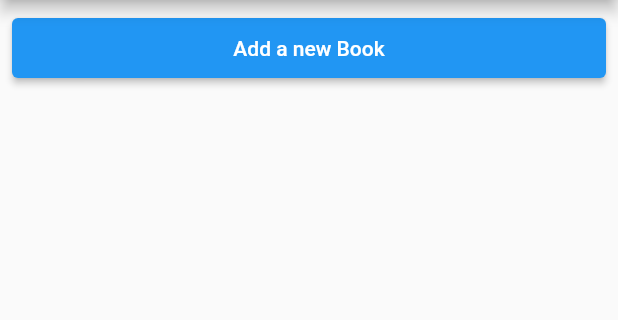
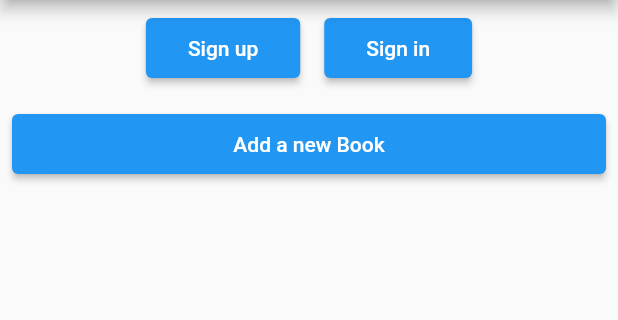
Before and after one commit to JoinCODED/Demo-Flutter-Api-BooksApp, a Flutter app: the screen it shows after launch, on a phone screen of 412 x 824 dp, the part 84-404 px from its top. Run offline on Flutter 3.47's test engine with Material 2 defaults, Android fonts, the phone set to English and light mode, and no system bars; our stand-ins replace dio, go_router, image_picker, shared_preferences; missing offline and left inert: jwt_decode; accounts and stored records are empty; network calls fail.

Commit message:
waiting for BE fix

```diff
--- a/books_app/lib/main.dart
+++ b/books_app/lib/main.dart
@@ -1,18 +1,22 @@
 import 'package:books_app/pages/add_page.dart';
 import 'package:books_app/pages/home_page.dart';
+import 'package:books_app/pages/signin_page.dart';
+import 'package:books_app/pages/signup_page.dart';
 import 'package:books_app/pages/update_page.dart';
 import 'package:books_app/providers/books_provider.dart';
+import 'package:books_app/providers/user_provider.dart';
 import 'package:flutter/material.dart';
 import 'package:go_router/go_router.dart';
 import 'package:provider/provider.dart';
 
 void main() {
-  runApp(
-    ChangeNotifierProvider(
-      create: (context) => BooksProvider(),
-      child: MyApp(),
-    ),
-  );
+  runApp(MultiProvider(
+    providers: [
+      ChangeNotifierProvider<BooksProvider>(create: (_) => BooksProvider()),
+      ChangeNotifierProvider<UserProvider>(create: (_) => UserProvider()),
+    ],
+    child: MyApp(),
+  ));
 }
 
 class MyApp extends StatelessWidget {
@@ -36,6 +40,14 @@ class MyApp extends StatelessWidget {
         builder: (context, state) => AddPage(),
       ),
       GoRoute(
+        path: '/signup',
+        builder: (context, state) => SignupPage(),
+      ),
+      GoRoute(
+        path: '/signin',
+        builder: (context, state) => SigninPage(),
+      ),
+      GoRoute(
         path: '/update/:bookId',
         builder: (context, state) {
           final book = Provider.of<BooksProvider>(context).books.firstWhere(
--- /dev/null
+++ b/books_app/lib/models/user.dart
@@ -0,0 +1,20 @@
+import 'package:json_annotation/json_annotation.dart';
+
+part 'user.g.dart';
+
+@JsonSerializable()
+class User {
+  int? id;
+  String username;
+  String? password;
+
+  User({
+    this.id,
+    required this.username,
+    this.password,
+  });
+
+  factory User.fromJson(Map<String, dynamic> json) => _$UserFromJson(json);
+
+  Map<String, dynamic> toJson() => _$UserToJson(this);
+}
--- a/books_app/lib/pages/home_page.dart
+++ b/books_app/lib/pages/home_page.dart
@@ -1,4 +1,5 @@
 import 'package:books_app/providers/books_provider.dart';
+import 'package:books_app/providers/user_provider.dart';
 import 'package:books_app/widgets/book_card.dart';
 import 'package:flutter/material.dart';
 import 'package:go_router/go_router.dart';
@@ -14,9 +15,53 @@ class HomePage extends StatelessWidget {
         title: const Text("Book Store"),
       ),
       body: SingleChildScrollView(
-        child: Column(
+          child: Consumer<UserProvider>(
+        builder: (context, userProvider, child) => Column(
           crossAxisAlignment: CrossAxisAlignment.stretch,
           children: [
+            userProvider.isAuths
+                ? Padding(
+                    padding: const EdgeInsets.all(8.0),
+                    child: ElevatedButton(
+                      onPressed: () {
+                        userProvider.logout();
+                      },
+                      child: Padding(
+                        padding: EdgeInsets.all(12.0),
+                        //${userProvider.user.username}
+                        child: Text("LOGOUT "),
+                      ),
+                    ),
+                  )
+                : Row(
+                    mainAxisAlignment: MainAxisAlignment.center,
+                    children: [
+                      Padding(
+                        padding: const EdgeInsets.all(8.0),
+                        child: ElevatedButton(
+                          onPressed: () {
+                            GoRouter.of(context).push('/signup');
+                          },
+                          child: const Padding(
+                            padding: EdgeInsets.all(12.0),
+                            child: Text("Sign up"),
+                          ),
+                        ),
+                      ),
+                      Padding(
+                        padding: const EdgeInsets.all(8.0),
+                        child: ElevatedButton(
+                          onPressed: () {
+                            GoRouter.of(context).push('/signin');
+                          },
+                          child: const Padding(
+                            padding: EdgeInsets.all(12.0),
+                            child: Text("Sign in"),
+                          ),
+                        ),
+                      ),
+                    ],
+                  ),
             Padding(
               padding: const EdgeInsets.all(8.0),
               child: ElevatedButton(
@@ -59,7 +104,7 @@ class HomePage extends StatelessWidget {
             ),
           ],
         ),
-      ),
+      )),
     );
   }
 }
--- /dev/null
+++ b/books_app/lib/providers/user_provider.dart
@@ -0,0 +1,50 @@
+import 'package:books_app/services/auth.dart';
+import 'package:flutter/material.dart';
+import 'package:jwt_decode/jwt_decode.dart';
+import '../models/user.dart';
+import 'package:shared_preferences/shared_preferences.dart';
+
+class UserProvider extends ChangeNotifier {
+  String token = "";
+  late User user;
+
+  void signUp({required User user}) async {
+    token = await AuthServices().signUp(user: user);
+    setToken(token);
+    notifyListeners();
+  }
+
+  void signin({required User user}) async {
+    token = await AuthServices().signIn(user: user);
+    setToken(token);
+    notifyListeners();
+  }
+
+  void setToken(String token) async {
+    SharedPreferences prefs = await SharedPreferences.getInstance();
+    prefs.setString('token', token);
+  }
+
+  void getToken() async {
+    SharedPreferences prefs = await SharedPreferences.getInstance();
+    token = prefs.getString('token') ?? "";
+  }
+
+  bool get isAuths {
+    getToken();
+    print(token);
+    if (token.isNotEmpty && Jwt.getExpiryDate(token)!.isAfter(DateTime.now())) {
+      print(Jwt.parseJwt(token));
+      // user = User.fromJson(Jwt.parseJwt(token));
+      return true;
+    }
+    return false;
+  }
+
+  void logout() async {
+    SharedPreferences prefs = await SharedPreferences.getInstance();
+    prefs.remove('token');
+    token = "";
+    notifyListeners();
+  }
+}
--- /dev/null
+++ b/books_app/lib/services/client.dart
@@ -0,0 +1,6 @@
+import 'package:dio/dio.dart';
+
+class Client {
+  static final Dio dio =
+      Dio(BaseOptions(baseUrl: "https://coded-books-api-auth.herokuapp.com"));
+}
--- a/books_app/pubspec.yaml
+++ b/books_app/pubspec.yaml
@@ -40,6 +40,8 @@ dependencies:
   image_picker: ^0.8.4+11
   build_runner: ^2.1.8
   json_serializable: ^6.1.5
+  jwt_decode: ^0.3.1
+  shared_preferences: ^2.0.15
 
 dev_dependencies:
   flutter_test:
```
Also changed, not shown: books_app/lib/pages/signin_page.dart (added, +48 -0 lines), books_app/lib/pages/signup_page.dart (added, +49 -0 lines), books_app/lib/services/auth.dart (added, +31 -0 lines), books_app/lib/services/books.dart (+5 -9 lines), books_app/lib/models/book.g.dart, books_app/lib/models/user.g.dart (added), books_app/pubspec.lock, 2 other files.
